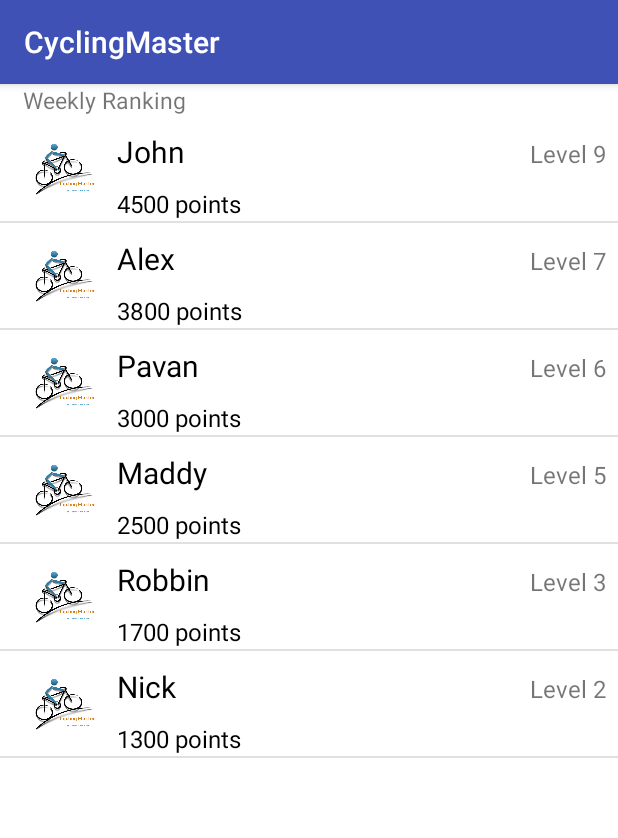
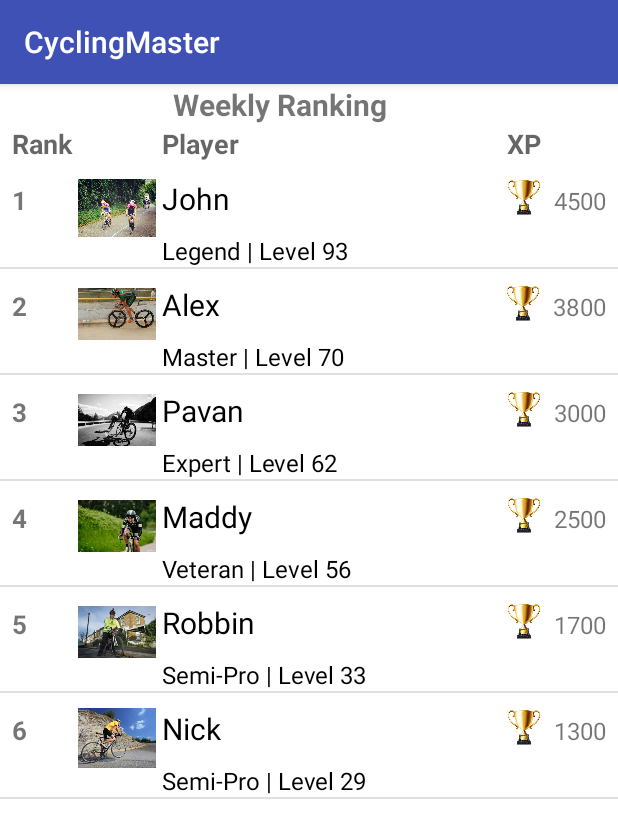
Before and after one commit to sesa1907/SDS_CyclingMaster, an Android app: the fragment Leaderboard shown on its own in the app's theme, on a phone screen of 412 x 824 dp. Shown: the top 838 px of the screen. Run offline under Robolectric (Android 15) with nearby library versions, the phone set to English and light mode, and no system bars.

Commit message:
leaderboard list

```diff
--- a/CyclingMaster/app/src/main/java/innoworld/cyclingmaster/CustomAdapter.java
+++ b/CyclingMaster/app/src/main/java/innoworld/cyclingmaster/CustomAdapter.java
@@ -43,9 +43,11 @@ public class CustomAdapter extends BaseAdapter {
 
     /* private view holder class */
     private class ViewHolder {
+        TextView rank;
         ImageView profile_pic;
         TextView member_name;
         TextView totalride;
+        ImageView badge;
         TextView xp;
     }
 
@@ -60,19 +62,26 @@ public class CustomAdapter extends BaseAdapter {
             convertView = mInflater.inflate(R.layout.list_item, null);
             holder = new ViewHolder();
 
+            holder.rank = (TextView) convertView
+                    .findViewById(R.id.rank);
             holder.member_name = (TextView) convertView
                     .findViewById(R.id.member_name);
             holder.profile_pic = (ImageView) convertView
                     .findViewById(R.id.profile_pic);
-            holder.totalride = (TextView) convertView.findViewById(R.id.status);
+            holder.totalride = (TextView) convertView
+                    .findViewById(R.id.totalride);
+            holder.badge = (ImageView) convertView
+                    .findViewById(R.id.badge);
             holder.xp = (TextView) convertView
-                    .findViewById(R.id.contact_type);
+                    .findViewById(R.id.xp);
 
             RowItem row_pos = rowItems.get(position);
 
             holder.profile_pic.setImageResource(row_pos.getProfile_pic_id());
+            holder.rank.setText(row_pos.getRank());
             holder.member_name.setText(row_pos.getMember_name());
             holder.totalride.setText(row_pos.gettotalride());
+            holder.badge.setImageResource(row_pos.getBadge());
             holder.xp.setText(row_pos.getxp());
 
             convertView.setTag(holder);
--- a/CyclingMaster/app/src/main/java/innoworld/cyclingmaster/Leaderboard.java
+++ b/CyclingMaster/app/src/main/java/innoworld/cyclingmaster/Leaderboard.java
@@ -19,9 +19,11 @@ import java.util.List;
  */
 public class Leaderboard extends ListFragment {
 
+    String[] rank;
     String[] member_names;
     TypedArray profile_pics;
     String[] totalride;
+    TypedArray badge;
     String[] xp;
     List<RowItem> rowItems;
     ListView mylistview;
@@ -39,15 +41,17 @@ public class Leaderboard extends ListFragment {
         super.onActivityCreated(savedInstanceState);
         rowItems = new ArrayList<RowItem>();
 
+        rank = getResources().getStringArray(R.array.rank);
         member_names = getResources().getStringArray(R.array.Member_names);
         profile_pics = getResources().obtainTypedArray(R.array.profile_pics);
-        totalride = getResources().getStringArray(R.array.statues);
-        xp = getResources().getStringArray(R.array.contactType);
+        totalride = getResources().getStringArray(R.array.totalride);
+        badge = getResources().obtainTypedArray(R.array.badge);
+        xp = getResources().getStringArray(R.array.xp);
 
         for (int i = 0; i < member_names.length; i++) {
-            RowItem item = new RowItem(member_names[i],
+            RowItem item = new RowItem(rank[i],member_names[i],
                     profile_pics.getResourceId(i, -1), totalride[i],
-                    xp[i]);
+                    badge.getResourceId(i, -1),xp[i]);
             rowItems.add(item);
         }
         CustomAdapter adapter = new CustomAdapter(getActivity(), rowItems);
--- a/CyclingMaster/app/src/main/java/innoworld/cyclingmaster/MainActivity.java
+++ b/CyclingMaster/app/src/main/java/innoworld/cyclingmaster/MainActivity.java
@@ -1,15 +1,12 @@
 package innoworld.cyclingmaster;
 
 
-import android.content.Intent;
 import android.os.Bundle;
-import android.support.design.widget.FloatingActionButton;
 import android.support.design.widget.TabLayout;
 import android.support.v4.view.ViewPager;
 import android.support.v7.app.AppCompatActivity;
 import android.view.Menu;
 import android.view.MenuItem;
-import android.view.View;
 
 /**
  * Created by sesar on 25/11/2015.
--- a/CyclingMaster/app/src/main/java/innoworld/cyclingmaster/RowItem.java
+++ b/CyclingMaster/app/src/main/java/innoworld/cyclingmaster/RowItem.java
@@ -4,19 +4,26 @@ package innoworld.cyclingmaster;
  * Created by sesar on 05/01/2016.
  */
 public class RowItem {
+    private String rank;
     private String member_name;
     private int profile_pic_id;
     private String totalride;
+    private int badge;
     private String xp;
 
-    public RowItem(String member_name, int profile_pic_id, String totalride,
-                   String xp) {
+    public RowItem(String rank, String member_name, int profile_pic_id, String totalride,
+                   int badge, String xp) {
 
+        this.rank = rank;
         this.member_name = member_name;
         this.profile_pic_id = profile_pic_id;
         this.totalride = totalride;
+        this.badge = badge;
         this.xp = xp;
     }
+    public String getRank() { return rank;}
+
+    public void setRank(String rank) { this.rank = rank;}
 
     public String getMember_name() {
         return member_name;
@@ -42,6 +49,14 @@ public class RowItem {
         this.totalride = totalride;
     }
 
+    public int getBadge() {
+        return badge;
+    }
+
+    public void setBadge(int badge) {
+        this.badge = badge;
+    }
+
     public String getxp() {
         return xp;
     }
--- a/CyclingMaster/app/src/main/res/layout/list_item.xml
+++ b/CyclingMaster/app/src/main/res/layout/list_item.xml
@@ -5,13 +5,27 @@
     android:paddingLeft="8dp"
     android:paddingRight="8dp" >
 
+    <TextView
+        android:id="@+id/rank"
+        android:layout_width="wrap_content"
+        android:layout_height="wrap_content"
+        android:layout_alignBaseline="@+id/member_name"
+        android:layout_alignBottom="@+id/member_name"
+        android:text="txt"
+        android:textSize="17sp"
+        android:textStyle="bold"/>
+
     <ImageView
         android:id="@+id/profile_pic"
-        android:layout_width="70dp"
-        android:layout_height="70dp"
+        android:layout_width="60dp"
+        android:layout_height="60dp"
         android:contentDescription="desc"
-        android:paddingLeft="10dp"
-        android:paddingRight="10dp" />
+        android:paddingLeft="4dp"
+        android:paddingRight="4dp"
+        android:layout_alignParentTop="true"
+        android:layout_toRightOf="@+id/rank"
+        android:layout_toEndOf="@+id/rank"
+        android:layout_marginLeft="30dp"/>
 
     <TextView
         android:id="@+id/member_name"
@@ -25,7 +39,7 @@
         android:textSize="20sp" />
 
     <TextView
-        android:id="@+id/status"
+        android:id="@+id/totalride"
         android:layout_width="wrap_content"
         android:layout_height="wrap_content"
         android:layout_alignLeft="@+id/member_name"
@@ -35,7 +49,7 @@
         android:textSize="16sp" />
 
     <TextView
-        android:id="@+id/contact_type"
+        android:id="@+id/xp"
         android:layout_width="wrap_content"
         android:layout_height="wrap_content"
         android:layout_alignBaseline="@+id/member_name"
@@ -45,4 +59,12 @@
         android:layout_marginLeft="7dp"
         android:textSize="16sp" />
 
+    <ImageView
+        android:layout_width="25dp"
+        android:layout_height="25dp"
+        android:id="@+id/badge"
+        android:layout_alignTop="@+id/member_name"
+        android:layout_toLeftOf="@+id/xp"
+        android:layout_toStartOf="@+id/xp" />
+
 </RelativeLayout>
--- a/CyclingMaster/app/src/main/res/layout/tab_leaderboard.xml
+++ b/CyclingMaster/app/src/main/res/layout/tab_leaderboard.xml
@@ -7,11 +7,45 @@
     <TextView
         android:id="@android:id/text1"
         android:text="Weekly Ranking"
-        android:textSize="15dp"
+        android:textSize="20dp"
         android:layout_width="match_parent"
         android:layout_height="wrap_content"
-        android:paddingLeft="15dp">
+        android:paddingLeft="115dp"
+        android:textStyle="bold">
     </TextView>
+<LinearLayout
+    android:layout_width="match_parent"
+    android:layout_height="25dp"
+    android:weightSum="1">
+    <TextView
+        android:layout_width="50dp"
+        android:layout_height="wrap_content"
+        android:textAppearance="?android:attr/textAppearanceMedium"
+        android:text="Rank"
+        android:id="@+id/textView8"
+        android:layout_marginLeft="8dp"
+        android:textStyle="bold"/>
+
+    <TextView
+        android:layout_width="90dp"
+        android:layout_height="wrap_content"
+        android:textAppearance="?android:attr/textAppearanceMedium"
+        android:text="Player"
+        android:id="@+id/textView9"
+        android:layout_marginLeft="50dp"
+        android:textStyle="bold"/>
+
+    <TextView
+        android:layout_width="70dp"
+        android:layout_height="wrap_content"
+        android:textAppearance="?android:attr/textAppearanceMedium"
+        android:text="XP"
+        android:id="@+id/textView10"
+        android:layout_gravity="right"
+        android:layout_weight="0.04"
+        android:textStyle="bold"
+        android:layout_marginLeft="140dp"/>
+</LinearLayout>
     <ListView
         android:id="@android:id/list"
         android:layout_width="match_parent"
--- a/CyclingMaster/app/src/main/res/values/strings.xml
+++ b/CyclingMaster/app/src/main/res/values/strings.xml
@@ -24,6 +24,16 @@
     </string>
     <string name="title_activity_record">Record Ride</string>
 
+    <!-- LEADERBOARD -->
+    <string-array name="rank">
+        <item>1</item>
+        <item>2</item>
+        <item>3</item>
+        <item>4</item>
+        <item>5</item>
+        <item>6</item>
+    </string-array>
+
     <!-- Names -->
     <string-array name="Member_names">
         <item>John</item>
@@ -33,35 +43,45 @@
         <item>Robbin</item>
         <item>Nick</item>
     </string-array>
-    <!-- LEADERBOARD -->
+
     <!-- Pictures -->
     <array name="profile_pics">
-        <item>@drawable/cm_logo</item>
-        <item>@drawable/cm_logo</item>
-        <item>@drawable/cm_logo</item>
-        <item>@drawable/cm_logo</item>
-        <item>@drawable/cm_logo</item>
-        <item>@drawable/cm_logo</item>
+        <item>@drawable/hill</item>
+        <item>@drawable/pp</item>
+        <item>@drawable/pp2</item>
+        <item>@drawable/pp3</item>
+        <item>@drawable/pp4</item>
+        <item>@drawable/pp5</item>
     </array>
 
     <!-- Total ride perKM  -->
-    <string-array name="statues">
-        <item>4500 points</item>
-        <item>3800 points</item>
-        <item>3000 points</item>
-        <item>2500 points</item>
-        <item>1700 points</item>
-        <item>1300 points</item>
+    <string-array name="totalride">
+        <item>Legend | Level 93</item>
+        <item>Master | Level 70</item>
+        <item>Expert | Level 62</item>
+        <item>Veteran | Level 56</item>
+        <item>Semi-Pro | Level 33</item>
+        <item>Semi-Pro | Level 29</item>
     </string-array>
 
+    <!-- Badge  -->
+    <array name="badge">
+        <item>@drawable/badge</item>
+        <item>@drawable/badge</item>
+        <item>@drawable/badge</item>
+        <item>@drawable/badge</item>
+        <item>@drawable/badge</item>
+        <item>@drawable/badge</item>
+    </array>
+
     <!-- XP -->
-    <string-array name="contactType">
-        <item>Level 9</item>
-        <item>Level 7</item>
-        <item>Level 6</item>
-        <item>Level 5</item>
-        <item>Level 3</item>
-        <item>Level 2</item>
+    <string-array name="xp">
+        <item>4500</item>
+        <item>3800</item>
+        <item>3000</item>
+        <item>2500</item>
+        <item>1700</item>
+        <item>1300</item>
     </string-array>
 
 </resources>
```
Also changed, not shown: CyclingMaster/app/src/main/res/drawable/badge.jpg (added), CyclingMaster/app/src/main/res/drawable/pp.jpg (added), CyclingMaster/app/src/main/res/drawable/pp2.jpg (added), CyclingMaster/app/src/main/res/drawable/pp3.jpg (added), CyclingMaster/app/src/main/res/drawable/pp4.jpg (added), CyclingMaster/app/src/main/res/drawable/pp5.jpg (added).
